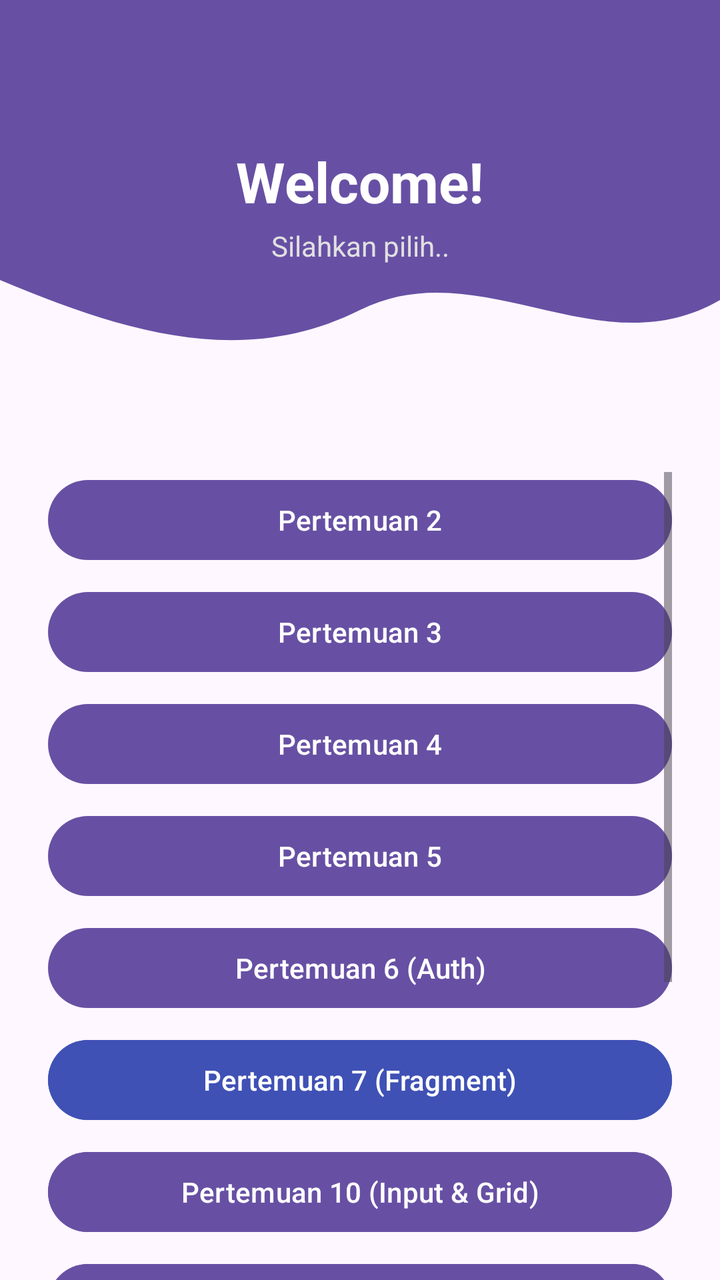
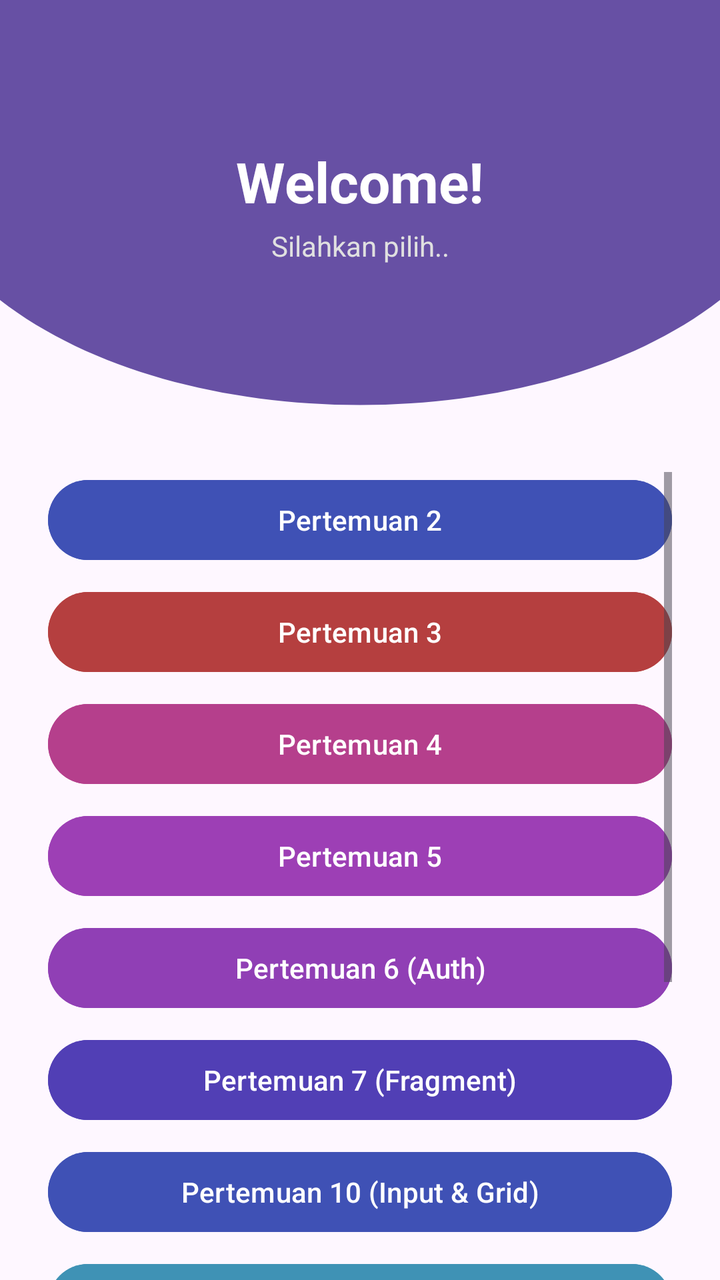

Compare the two renders of this Android layout. The source of the first and the diff that turns it into the second are given below.
<!-- AndroidManifest.xml: application theme Theme.Bumi_Sultan -->
<!-- res/layout/fragment_home.xml -->
<?xml version="1.0" encoding="utf-8"?>
<androidx.constraintlayout.widget.ConstraintLayout xmlns:android="http://schemas.android.com/apk/res/android"
    xmlns:app="http://schemas.android.com/apk/res-auto"
    xmlns:tools="http://schemas.android.com/tools"
    android:layout_width="match_parent"
    android:layout_height="match_parent"
    tools:context=".home.HomeFragment">

    
    <View
        android:id="@+id/background_header"
        android:layout_width="0dp"
        android:layout_height="220dp"
        android:background="@drawable/bg_header_wave"
        app:layout_constraintEnd_toEndOf="parent"
        app:layout_constraintStart_toStartOf="parent"
        app:layout_constraintTop_toTopOf="parent" />

    <androidx.appcompat.widget.Toolbar
        android:id="@+id/toolbar"
        android:layout_width="match_parent"
        android:layout_height="?attr/actionBarSize"
        android:background="@android:color/transparent"
        app:layout_constraintEnd_toEndOf="parent"
        app:layout_constraintStart_toStartOf="parent"
        app:layout_constraintTop_toTopOf="parent"
        app:titleTextColor="@android:color/white" />

    <TextView
        android:id="@+id/tvWelcomeTitle"
        android:layout_width="wrap_content"
        android:layout_height="wrap_content"
        android:layout_marginTop="8dp"
        android:text="Welcome!"
        android:textColor="@android:color/white"
        android:textSize="28sp"
        android:textStyle="bold"
        app:layout_constraintEnd_toEndOf="parent"
        app:layout_constraintStart_toStartOf="parent"
        app:layout_constraintTop_toBottomOf="@id/toolbar" />

    <TextView
        android:id="@+id/tvWelcomeSubtitle"
        android:layout_width="wrap_content"
        android:layout_height="wrap_content"
        android:layout_marginTop="4dp"
        android:text="Silahkan pilih.."
        android:textColor="#E0E0E0"
        android:textSize="14sp"
        app:layout_constraintEnd_toEndOf="parent"
        app:layout_constraintStart_toStartOf="parent"
        app:layout_constraintTop_toBottomOf="@id/tvWelcomeTitle" />

    <ScrollView
        android:layout_width="0dp"
        android:layout_height="0dp"
        android:layout_marginTop="16dp"
        android:clipToPadding="false"
        android:paddingHorizontal="24dp"
        app:layout_constraintBottom_toBottomOf="parent"
        app:layout_constraintEnd_toEndOf="parent"
        app:layout_constraintStart_toStartOf="parent"
        app:layout_constraintTop_toBottomOf="@id/background_header">

        <LinearLayout
            android:layout_width="match_parent"
            android:layout_height="wrap_content"
            android:orientation="vertical"
            android:paddingBottom="24dp">

            <Button
                android:id="@+id/btnToSecond"
                android:layout_width="match_parent"
                android:layout_height="wrap_content"
                android:text="Pertemuan 2" />

            <Button
                android:id="@+id/btnToThird"
                android:layout_width="match_parent"
                android:layout_height="wrap_content"
                android:layout_marginTop="8dp"
                android:text="Pertemuan 3" />

            <Button
                android:id="@+id/btnToFourth"
                android:layout_width="match_parent"
                android:layout_height="wrap_content"
                android:layout_marginTop="8dp"
                android:text="Pertemuan 4" />

            <Button
                android:id="@+id/btnToFifth"
                android:layout_width="match_parent"
                android:layout_height="wrap_content"
                android:layout_marginTop="8dp"
                android:text="Pertemuan 5" />

            <Button
                android:id="@+id/btnToSixth"
                android:layout_width="match_parent"
                android:layout_height="wrap_content"
                android:layout_marginTop="8dp"
                android:text="Pertemuan 6 (Auth)" />

            <Button
                android:id="@+id/btnToSeventh"
                android:layout_width="match_parent"
                android:layout_height="wrap_content"
                android:layout_marginTop="8dp"
                android:backgroundTint="#3F51B5"
                android:text="Pertemuan 7 (Fragment)" />

            <Button
                android:id="@+id/btnToNinth"
                android:layout_width="match_parent"
                android:layout_height="wrap_content"
                android:layout_marginTop="8dp"
                android:backgroundTint="#6750A4"
                android:text="Pertemuan 10 (Input &amp; Grid)" />
            <Button
                android:id="@+id/btnToEleventh"
                android:layout_width="match_parent"
                android:layout_height="wrap_content"
                android:layout_marginTop="8dp"
                android:backgroundTint="#6750A4"
                android:text="Pertemuan 11" />

            <Button
                android:id="@+id/btnToTwelfth"
                android:layout_width="match_parent"
                android:layout_height="wrap_content"
                android:layout_marginTop="8dp"
                android:backgroundTint="#6750A4"
                android:text="Pertemuan 12 (Retrofit &amp; BaaS)" />

            <Button
                android:id="@+id/btnToSupabase"
                android:layout_width="match_parent"
                android:layout_height="wrap_content"
                android:layout_marginTop="8dp"
                android:backgroundTint="#6750A4"
                android:text="Supabase Note CRUD" />

            <Button
                android:id="@+id/btnLogout"
                android:layout_width="match_parent"
                android:layout_height="wrap_content"
                android:layout_marginTop="16dp"
                android:backgroundTint="#D32F2F"
                android:text="Logout" />

        </LinearLayout>
    </ScrollView>

</androidx.constraintlayout.widget.ConstraintLayout>
<!-- resources referenced by this layout -->
<resources>
  <!-- drawable bg_header_wave (drawable) -->
  <?xml version="1.0" encoding="utf-8"?>
  <vector xmlns:android="http://schemas.android.com/apk/res/android"
      android:width="360dp"
      android:height="220dp"
      android:viewportWidth="360"
      android:viewportHeight="220">
      
      <path
          android:fillColor="#6750A4"
          android:pathData="M0,0 L360,0 L360,150 C300,185 240,125 180,155 C120,185 60,165 0,140 Z" />
  </vector>
  <style name="Theme.Bumi_Sultan" parent="Base.Theme.Bumi_Sultan" />
  <style name="Base.Theme.Bumi_Sultan" parent="Theme.Material3.DayNight.NoActionBar">
          
          
      </style>
</resources>

<!-- the commit's change to res/layout/fragment_home.xml (unified diff, before → after) -->
@@ -11,7 +11,7 @@
         android:id="@+id/background_header"
         android:layout_width="0dp"
         android:layout_height="220dp"
-        android:background="@drawable/bg_header_wave"
+        android:background="@drawable/bg_header_half_circle"
         app:layout_constraintEnd_toEndOf="parent"
         app:layout_constraintStart_toStartOf="parent"
         app:layout_constraintTop_toTopOf="parent" />
@@ -24,7 +24,7 @@
         app:layout_constraintEnd_toEndOf="parent"
         app:layout_constraintStart_toStartOf="parent"
         app:layout_constraintTop_toTopOf="parent"
-        app:titleTextColor="@android:color/white" />
+        app:titleTextColor="@color/black" />
 
     <TextView
         android:id="@+id/tvWelcomeTitle"
@@ -72,6 +72,7 @@
                 android:id="@+id/btnToSecond"
                 android:layout_width="match_parent"
                 android:layout_height="wrap_content"
+                android:backgroundTint="#3F51B5"
                 android:text="Pertemuan 2" />
 
             <Button
@@ -79,6 +80,7 @@
                 android:layout_width="match_parent"
                 android:layout_height="wrap_content"
                 android:layout_marginTop="8dp"
+                android:backgroundTint="#B53F3F"
                 android:text="Pertemuan 3" />
 
             <Button
@@ -86,6 +88,7 @@
                 android:layout_width="match_parent"
                 android:layout_height="wrap_content"
                 android:layout_marginTop="8dp"
+                android:backgroundTint="#B53F8C"
                 android:text="Pertemuan 4" />
 
             <Button
@@ -93,6 +96,7 @@
                 android:layout_width="match_parent"
                 android:layout_height="wrap_content"
                 android:layout_marginTop="8dp"
+                android:backgroundTint="#9D3FB5"
                 android:text="Pertemuan 5" />
 
             <Button
@@ -100,6 +104,7 @@
                 android:layout_width="match_parent"
                 android:layout_height="wrap_content"
                 android:layout_marginTop="8dp"
+                android:backgroundTint="#903FB5"
                 android:text="Pertemuan 6 (Auth)" />
 
             <Button
@@ -107,7 +112,7 @@
                 android:layout_width="match_parent"
                 android:layout_height="wrap_content"
                 android:layout_marginTop="8dp"
-                android:backgroundTint="#3F51B5"
+                android:backgroundTint="#513FB5"
                 android:text="Pertemuan 7 (Fragment)" />
 
             <Button
@@ -115,14 +120,14 @@
                 android:layout_width="match_parent"
                 android:layout_height="wrap_content"
                 android:layout_marginTop="8dp"
-                android:backgroundTint="#6750A4"
+                android:backgroundTint="#3F51B5"
                 android:text="Pertemuan 10 (Input &amp; Grid)" />
             <Button
                 android:id="@+id/btnToEleventh"
                 android:layout_width="match_parent"
                 android:layout_height="wrap_content"
                 android:layout_marginTop="8dp"
-                android:backgroundTint="#6750A4"
+                android:backgroundTint="#3F92B5"
                 android:text="Pertemuan 11" />
 
             <Button
@@ -130,7 +135,7 @@
                 android:layout_width="match_parent"
                 android:layout_height="wrap_content"
                 android:layout_marginTop="8dp"
-                android:backgroundTint="#6750A4"
+                android:backgroundTint="#50A474"
                 android:text="Pertemuan 12 (Retrofit &amp; BaaS)" />
 
             <Button
@@ -138,7 +143,7 @@
                 android:layout_width="match_parent"
                 android:layout_height="wrap_content"
                 android:layout_marginTop="8dp"
-                android:backgroundTint="#6750A4"
+                android:backgroundTint="#50A49C"
                 android:text="Supabase Note CRUD" />
 
             <Button
<!-- resource entries referenced after the edit -->
@@ -1,6 +1,7 @@
 <!-- resources referenced by this layout -->
 <resources>
-  <!-- drawable bg_header_wave (drawable) -->
+  <color name="black">#FF000000</color>
+  <!-- drawable bg_header_half_circle (drawable) -->
   <?xml version="1.0" encoding="utf-8"?>
   <vector xmlns:android="http://schemas.android.com/apk/res/android"
       android:width="360dp"
@@ -10,7 +11,7 @@
       
       <path
           android:fillColor="#6750A4"
-          android:pathData="M0,0 L360,0 L360,150 C300,185 240,125 180,155 C120,185 60,165 0,140 Z" />
+          android:pathData="M0,0 L360,0 L360,150 C270,220 90,220 0,150 Z" />
   </vector>
   <style name="Theme.Bumi_Sultan" parent="Base.Theme.Bumi_Sultan" />
   <style name="Base.Theme.Bumi_Sultan" parent="Theme.Material3.DayNight.NoActionBar">
